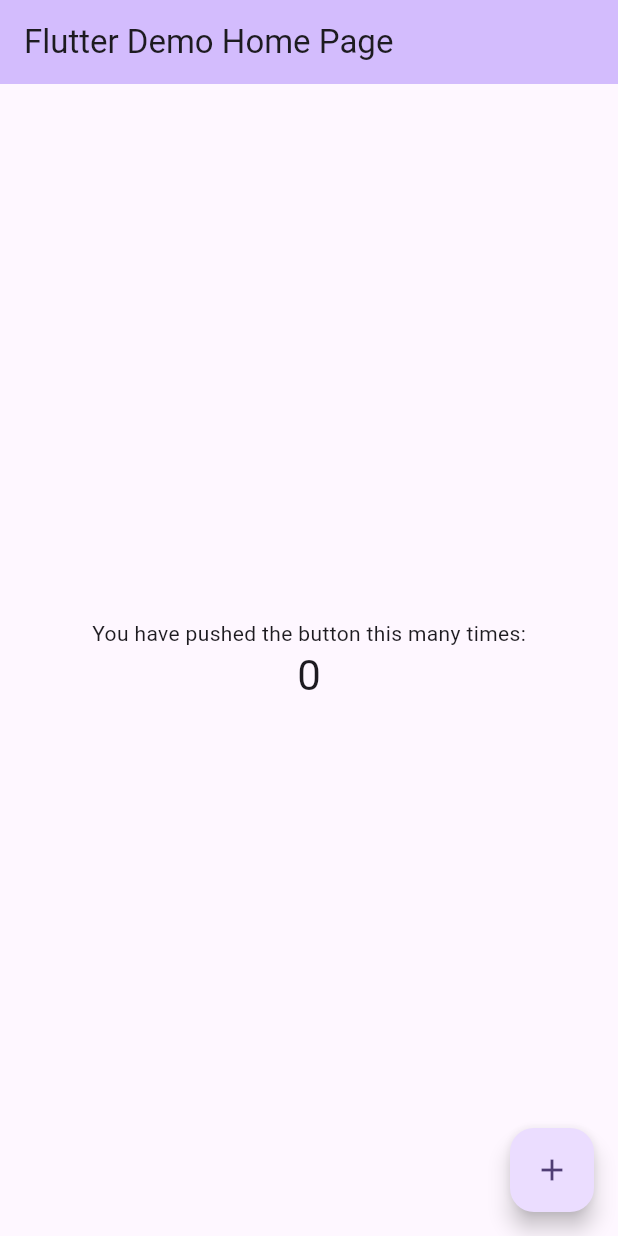
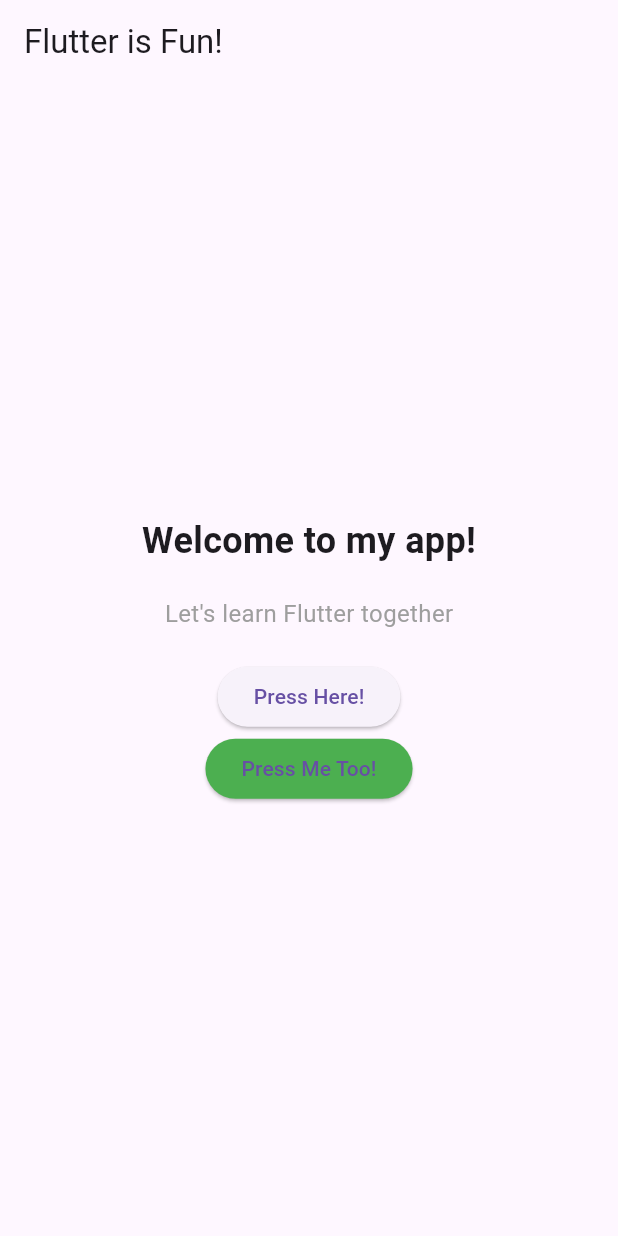
Before and after one commit to Tmaku18/cw01, a Flutter app: the screen it shows after launch, on a phone screen of 412 x 824 dp. Run offline on Flutter 3.47's test engine with Material 3 defaults, Android fonts, the phone set to English and light mode, and no system bars.

Commit message:
Add starter code with 8 customization tasks

```diff
--- a/team_app/lib/main.dart
+++ b/team_app/lib/main.dart
@@ -1,122 +1,68 @@
+// main.dart
 import 'package:flutter/material.dart';
 
+// The main entry point of the app
 void main() {
-  runApp(const MyApp());
+  runApp(MyApp());
 }
 
 class MyApp extends StatelessWidget {
-  const MyApp({super.key});
-
-  // This widget is the root of your application.
   @override
   Widget build(BuildContext context) {
     return MaterialApp(
-      title: 'Flutter Demo',
+      // TASK 1: Change the title of the app
+      title: 'My Amazing App',
       theme: ThemeData(
-        // This is the theme of your application.
-        //
-        // TRY THIS: Try running your application with "flutter run". You'll see
-        // the application has a purple toolbar. Then, without quitting the app,
-        // try changing the seedColor in the colorScheme below to Colors.green
-        // and then invoke "hot reload" (save your changes or press the "hot
-        // reload" button in a Flutter-supported IDE, or press "r" if you used
-        // the command line to start the app).
-        //
-        // Notice that the counter didn't reset back to zero; the application
-        // state is not lost during the reload. To reset the state, use hot
-        // restart instead.
-        //
-        // This works for code too, not just values: Most code changes can be
-        // tested with just a hot reload.
-        colorScheme: .fromSeed(seedColor: Colors.deepPurple),
+        // TASK 2: Change the primary swatch color (try Colors.red, Colors.green)
+        primarySwatch: Colors.red,
       ),
-      home: const MyHomePage(title: 'Flutter Demo Home Page'),
+      home: HomePage(),
     );
   }
 }
 
-class MyHomePage extends StatefulWidget {
-  const MyHomePage({super.key, required this.title});
-
-  // This widget is the home page of your application. It is stateful, meaning
-  // that it has a State object (defined below) that contains fields that affect
-  // how it looks.
-
-  // This class is the configuration for the state. It holds the values (in this
-  // case the title) provided by the parent (in this case the App widget) and
-  // used by the build method of the State. Fields in a Widget subclass are
-  // always marked "final".
-
-  final String title;
-
-  @override
-  State<MyHomePage> createState() => _MyHomePageState();
-}
-
-class _MyHomePageState extends State<MyHomePage> {
-  int _counter = 0;
-
-  void _incrementCounter() {
-    setState(() {
-      // This call to setState tells the Flutter framework that something has
-      // changed in this State, which causes it to rerun the build method below
-      // so that the display can reflect the updated values. If we changed
-      // _counter without calling setState(), then the build method would not be
-      // called again, and so nothing would appear to happen.
-      _counter++;
-    });
-  }
-
+class HomePage extends StatelessWidget {
   @override
   Widget build(BuildContext context) {
-    // This method is rerun every time setState is called, for instance as done
-    // by the _incrementCounter method above.
-    //
-    // The Flutter framework has been optimized to make rerunning build methods
-    // fast, so that you can just rebuild anything that needs updating rather
-    // than having to individually change instances of widgets.
     return Scaffold(
       appBar: AppBar(
-        // TRY THIS: Try changing the color here to a specific color (to
-        // Colors.amber, perhaps?) and trigger a hot reload to see the AppBar
-        // change color while the other colors stay the same.
-        backgroundColor: Theme.of(context).colorScheme.inversePrimary,
-        // Here we take the value from the MyHomePage object that was created by
-        // the App.build method, and use it to set our appbar title.
-        title: Text(widget.title),
+        // TASK 3: Change the text in the top bar
+        title: Text('Flutter is Fun!'),
       ),
       body: Center(
-        // Center is a layout widget. It takes a single child and positions it
-        // in the middle of the parent.
         child: Column(
-          // Column is also a layout widget. It takes a list of children and
-          // arranges them vertically. By default, it sizes itself to fit its
-          // children horizontally, and tries to be as tall as its parent.
-          //
-          // Column has various properties to control how it sizes itself and
-          // how it positions its children. Here we use mainAxisAlignment to
-          // center the children vertically; the main axis here is the vertical
-          // axis because Columns are vertical (the cross axis would be
-          // horizontal).
-          //
-          // TRY THIS: Invoke "debug painting" (choose the "Toggle Debug Paint"
-          // action in the IDE, or press "p" in the console), to see the
-          // wireframe for each widget.
-          mainAxisAlignment: .center,
+          mainAxisAlignment: MainAxisAlignment.center,
           children: [
-            const Text('You have pushed the button this many times:'),
+            // TASK 4: Change the main text below
             Text(
-              '$_counter',
-              style: Theme.of(context).textTheme.headlineMedium,
+              'Welcome to my app!',
+              style: TextStyle(fontSize: 24, fontWeight: FontWeight.bold),
+            ),
+            SizedBox(height: 20), // Adds space between widgets
+            // TASK 5: Change the subtitle text
+            Text(
+              'Let\'s learn Flutter together',
+              style: TextStyle(fontSize: 16, color: Colors.grey),
+            ),
+            SizedBox(height: 20),
+            ElevatedButton(
+              onPressed: () {
+                print('Button Clicked!');
+              },
+              // TASK 6: Change the text on the button
+              child: Text('Press Here!'),
+            ),
+            ElevatedButton(
+              onPressed: () {
+                print('Created by Tanaka Makuvaza');
+              },
+              // TASK 6: Change the text on the button
+              child: Text('Press Me Too!'),
+              style: ElevatedButton.styleFrom(backgroundColor: Colors.green),
             ),
           ],
         ),
       ),
-      floatingActionButton: FloatingActionButton(
-        onPressed: _incrementCounter,
-        tooltip: 'Increment',
-        child: const Icon(Icons.add),
-      ),
     );
   }
 }
```
